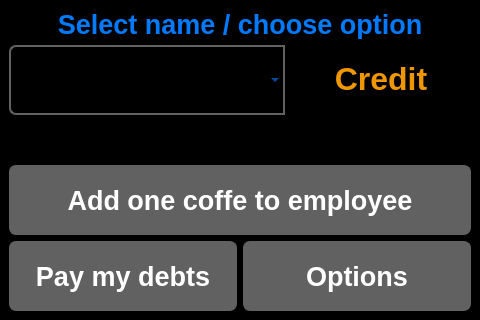
This is ui_elements/mainwindow.ui in AndreWohnsland/Coffeetracker as Qt 5 draws it before an edit. The edited form follows.
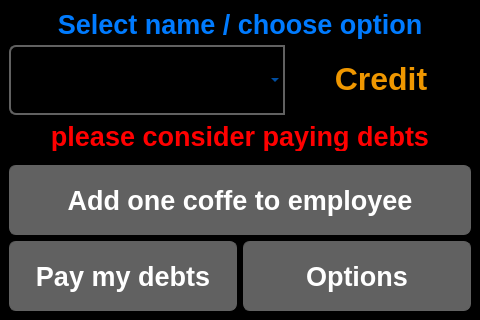
This is the edited form.

Patch:
```diff
--- a/ui_elements/mainwindow.ui
+++ b/ui_elements/mainwindow.ui
@@ -154,6 +154,10 @@
 
 #L_money {
 	color: rgb(239, 151, 0);
+}
+
+#L_paymentcall{
+	color: rgb(255, 0, 0);
 }</string>
   </property>
   <widget class="QWidget" name="centralwidget">
@@ -226,6 +230,29 @@
       </item>
      </layout>
     </item>
+    <item>
+     <widget class="QLabel" name="L_paymentcall">
+      <property name="maximumSize">
+       <size>
+        <width>16777215</width>
+        <height>30</height>
+       </size>
+      </property>
+      <property name="font">
+       <font>
+        <pointsize>20</pointsize>
+        <weight>75</weight>
+        <bold>true</bold>
+       </font>
+      </property>
+      <property name="text">
+       <string>please consider paying debts</string>
+      </property>
+      <property name="alignment">
+       <set>Qt::AlignCenter</set>
+      </property>
+     </widget>
+    </item>
     <item>
      <spacer name="verticalSpacer">
       <property name="orientation">
```
